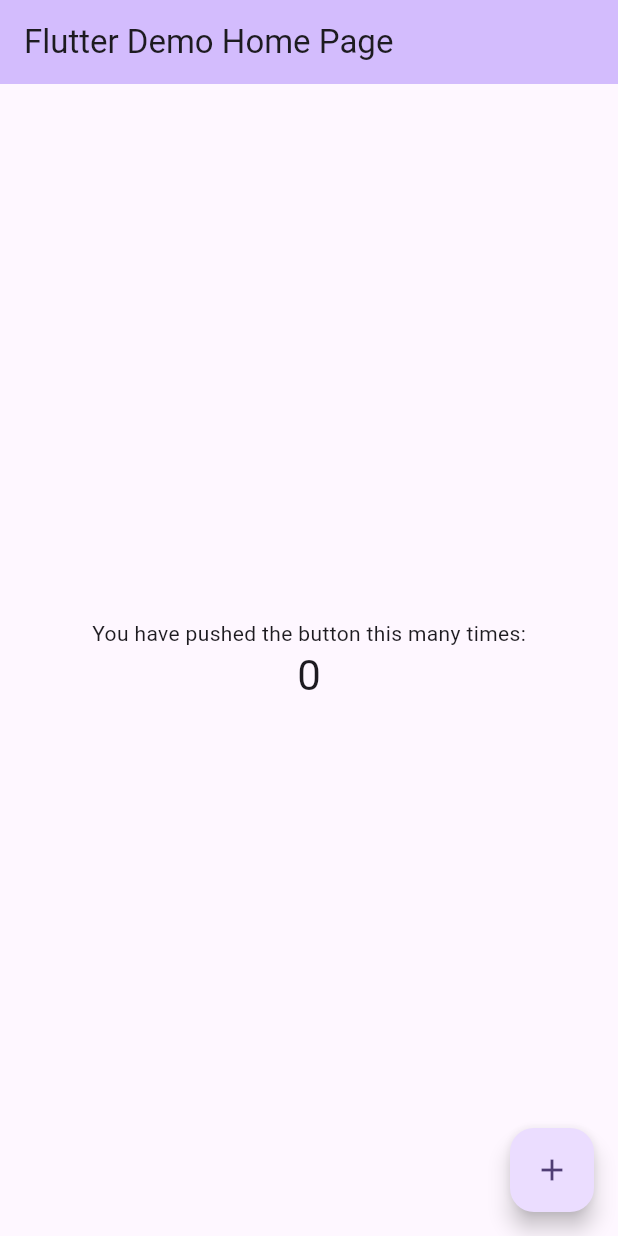
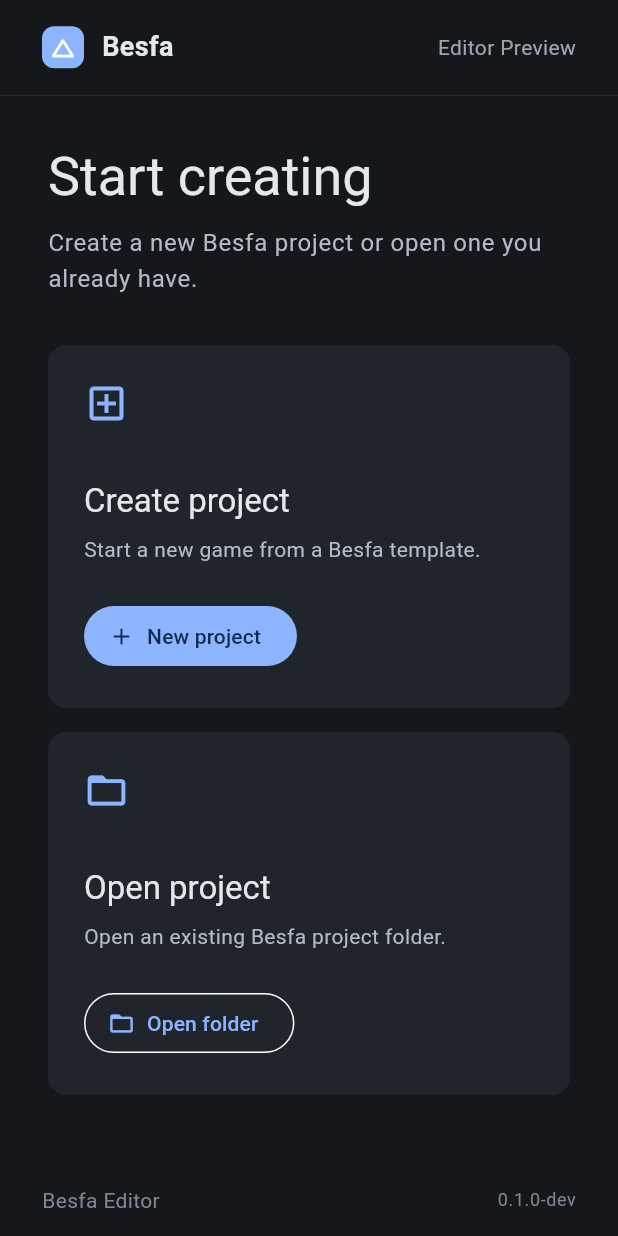
Before and after one commit to ski0090/besfa, a Flutter app: the screen it shows after launch, on a phone screen of 412 x 824 dp. Run offline on Flutter 3.47's test engine with Material 3 defaults, Android fonts, the phone set to English and light mode, and no system bars; missing offline and left inert: window_manager.

Commit message:
editor/ui: add hub ui for create/select project
사용자가 프로젝트를 선택할 수 있는 화면을 추가합니다.

```diff
--- /dev/null
+++ b/apps/editor_ui/lib/app/app.dart
@@ -0,0 +1,34 @@
+import 'package:flutter/material.dart';
+
+import 'package:editor_ui/pages/project_hub/ui/project_hub_page.dart';
+
+class BesfaEditorApp extends StatelessWidget {
+  const BesfaEditorApp({super.key});
+
+  @override
+  Widget build(BuildContext context) {
+    const colorScheme = ColorScheme.dark(
+      primary: Color(0xFF8CB4FF),
+      onPrimary: Color(0xFF10264C),
+      surface: Color(0xFF20242B),
+      onSurface: Color(0xFFE4E7EC),
+    );
+
+    return MaterialApp(
+      title: 'Besfa',
+      debugShowCheckedModeBanner: false,
+      theme: ThemeData(
+        useMaterial3: true,
+        brightness: Brightness.dark,
+        colorScheme: colorScheme,
+        scaffoldBackgroundColor: const Color(0xFF15171B),
+        cardTheme: const CardThemeData(
+          margin: EdgeInsets.zero,
+          elevation: 0,
+          color: Color(0xFF20242B),
+        ),
+      ),
+      home: const ProjectHubPage(),
+    );
+  }
+}
--- /dev/null
+++ b/apps/editor_ui/lib/app/window.dart
@@ -0,0 +1,19 @@
+import 'package:flutter/material.dart';
+import 'package:window_manager/window_manager.dart';
+
+Future<void> initializeEditorWindow() async {
+  WidgetsFlutterBinding.ensureInitialized();
+  await windowManager.ensureInitialized();
+
+  const windowOptions = WindowOptions(
+    title: 'Besfa Editor',
+    size: Size(1280, 800),
+    minimumSize: Size(900, 640),
+    center: true,
+  );
+
+  windowManager.waitUntilReadyToShow(windowOptions, () async {
+    await windowManager.show();
+    await windowManager.focus();
+  });
+}
--- a/apps/editor_ui/lib/main.dart
+++ b/apps/editor_ui/lib/main.dart
@@ -1,122 +1,9 @@
-import 'package:flutter/material.dart';
+import 'package:flutter/widgets.dart';
 
-void main() {
-  runApp(const MyApp());
+import 'package:editor_ui/app/app.dart';
+import 'package:editor_ui/app/window.dart';
+
+void main() async {
+  await initializeEditorWindow();
+  runApp(const BesfaEditorApp());
 }
-
-class MyApp extends StatelessWidget {
-  const MyApp({super.key});
-
-  // This widget is the root of your application.
-  @override
-  Widget build(BuildContext context) {
-    return MaterialApp(
-      title: 'Flutter Demo',
-      theme: ThemeData(
-        // This is the theme of your application.
-        //
-        // TRY THIS: Try running your application with "flutter run". You'll see
-        // the application has a purple toolbar. Then, without quitting the app,
-        // try changing the seedColor in the colorScheme below to Colors.green
-        // and then invoke "hot reload" (save your changes or press the "hot
-        // reload" button in a Flutter-supported IDE, or press "r" if you used
-        // the command line to start the app).
-        //
-        // Notice that the counter didn't reset back to zero; the application
-        // state is not lost during the reload. To reset the state, use hot
-        // restart instead.
-        //
-        // This works for code too, not just values: Most code changes can be
-        // tested with just a hot reload.
-        colorScheme: .fromSeed(seedColor: Colors.deepPurple),
-      ),
-      home: const MyHomePage(title: 'Flutter Demo Home Page'),
-    );
-  }
-}
-
-class MyHomePage extends StatefulWidget {
-  const MyHomePage({super.key, required this.title});
-
-  // This widget is the home page of your application. It is stateful, meaning
-  // that it has a State object (defined below) that contains fields that affect
-  // how it looks.
-
-  // This class is the configuration for the state. It holds the values (in this
-  // case the title) provided by the parent (in this case the App widget) and
-  // used by the build method of the State. Fields in a Widget subclass are
-  // always marked "final".
-
-  final String title;
-
-  @override
-  State<MyHomePage> createState() => _MyHomePageState();
-}
-
-class _MyHomePageState extends State<MyHomePage> {
-  int _counter = 0;
-
-  void _incrementCounter() {
-    setState(() {
-      // This call to setState tells the Flutter framework that something has
-      // changed in this State, which causes it to rerun the build method below
-      // so that the display can reflect the updated values. If we changed
-      // _counter without calling setState(), then the build method would not be
-      // called again, and so nothing would appear to happen.
-      _counter++;
-    });
-  }
-
-  @override
-  Widget build(BuildContext context) {
-    // This method is rerun every time setState is called, for instance as done
-    // by the _incrementCounter method above.
-    //
-    // The Flutter framework has been optimized to make rerunning build methods
-    // fast, so that you can just rebuild anything that needs updating rather
-    // than having to individually change instances of widgets.
-    return Scaffold(
-      appBar: AppBar(
-        // TRY THIS: Try changing the color here to a specific color (to
-        // Colors.amber, perhaps?) and trigger a hot reload to see the AppBar
-        // change color while the other colors stay the same.
-        backgroundColor: Theme.of(context).colorScheme.inversePrimary,
-        // Here we take the value from the MyHomePage object that was created by
-        // the App.build method, and use it to set our appbar title.
-        title: Text(widget.title),
-      ),
-      body: Center(
-        // Center is a layout widget. It takes a single child and positions it
-        // in the middle of the parent.
-        child: Column(
-          // Column is also a layout widget. It takes a list of children and
-          // arranges them vertically. By default, it sizes itself to fit its
-          // children horizontally, and tries to be as tall as its parent.
-          //
-          // Column has various properties to control how it sizes itself and
-          // how it positions its children. Here we use mainAxisAlignment to
-          // center the children vertically; the main axis here is the vertical
-          // axis because Columns are vertical (the cross axis would be
-          // horizontal).
-          //
-          // TRY THIS: Invoke "debug painting" (choose the "Toggle Debug Paint"
-          // action in the IDE, or press "p" in the console), to see the
-          // wireframe for each widget.
-          mainAxisAlignment: .center,
-          children: [
-            const Text('You have pushed the button this many times:'),
-            Text(
-              '$_counter',
-              style: Theme.of(context).textTheme.headlineMedium,
-            ),
-          ],
-        ),
-      ),
-      floatingActionButton: FloatingActionButton(
-        onPressed: _incrementCounter,
-        tooltip: 'Increment',
-        child: const Icon(Icons.add),
-      ),
-    );
-  }
-}
--- /dev/null
+++ b/apps/editor_ui/lib/pages/project_hub/ui/project_hub_page.dart
@@ -0,0 +1,236 @@
+import 'package:flutter/material.dart';
+
+class ProjectHubPage extends StatelessWidget {
+  const ProjectHubPage({super.key});
+
+  @override
+  Widget build(BuildContext context) {
+    return Scaffold(
+      body: SafeArea(
+        child: Column(
+          children: [
+            const _AppHeader(),
+            Expanded(
+              child: Center(
+                child: SingleChildScrollView(
+                  padding: const EdgeInsets.all(32),
+                  child: ConstrainedBox(
+                    constraints: const BoxConstraints(maxWidth: 920),
+                    child: const _ProjectHubContent(),
+                  ),
+                ),
+              ),
+            ),
+            const _Footer(),
+          ],
+        ),
+      ),
+    );
+  }
+}
+
+class _AppHeader extends StatelessWidget {
+  const _AppHeader();
+
+  @override
+  Widget build(BuildContext context) {
+    return Container(
+      height: 64,
+      padding: const EdgeInsets.symmetric(horizontal: 28),
+      decoration: BoxDecoration(
+        border: Border(
+          bottom: BorderSide(color: Colors.white.withValues(alpha: .08)),
+        ),
+      ),
+      child: const Row(
+        children: [
+          _BesfaMark(),
+          SizedBox(width: 12),
+          Text(
+            'Besfa',
+            style: TextStyle(fontSize: 18, fontWeight: FontWeight.w600),
+          ),
+          Spacer(),
+          Text('Editor Preview', style: TextStyle(color: Color(0xFF9DA6B5))),
+        ],
+      ),
+    );
+  }
+}
+
+class _BesfaMark extends StatelessWidget {
+  const _BesfaMark();
+
+  @override
+  Widget build(BuildContext context) {
+    return Container(
+      width: 28,
+      height: 28,
+      decoration: BoxDecoration(
+        color: Theme.of(context).colorScheme.primary,
+        borderRadius: BorderRadius.circular(8),
+      ),
+      child: const Icon(Icons.change_history_rounded, size: 19),
+    );
+  }
+}
+
+class _ProjectHubContent extends StatelessWidget {
+  const _ProjectHubContent();
+
+  @override
+  Widget build(BuildContext context) {
+    return Column(
+      crossAxisAlignment: CrossAxisAlignment.start,
+      children: [
+        Text('Start creating', style: Theme.of(context).textTheme.displaySmall),
+        const SizedBox(height: 10),
+        Text(
+          'Create a new Besfa project or open one you already have.',
+          style: Theme.of(
+            context,
+          ).textTheme.bodyLarge?.copyWith(color: const Color(0xFFB3BBC8)),
+        ),
+        const SizedBox(height: 32),
+        LayoutBuilder(
+          builder: (context, constraints) {
+            const children = [
+              Expanded(
+                child: _ProjectActionCard(
+                  icon: Icons.add_box_outlined,
+                  title: 'Create project',
+                  description: 'Start a new game from a Besfa template.',
+                  action: 'New project',
+                  emphasized: true,
+                ),
+              ),
+              SizedBox(width: 16, height: 16),
+              Expanded(
+                child: _ProjectActionCard(
+                  icon: Icons.folder_open_outlined,
+                  title: 'Open project',
+                  description: 'Open an existing Besfa project folder.',
+                  action: 'Open folder',
+                ),
+              ),
+            ];
+
+            return constraints.maxWidth < 680
+                ? const Column(
+                    crossAxisAlignment: CrossAxisAlignment.stretch,
+                    children: children,
+                  )
+                : const Row(children: children);
+          },
+        ),
+        const SizedBox(height: 48),
+        Text('Recent projects', style: Theme.of(context).textTheme.titleLarge),
+        const SizedBox(height: 16),
+        const _EmptyRecentProjects(),
+      ],
+    );
+  }
+}
+
+class _ProjectActionCard extends StatelessWidget {
+  const _ProjectActionCard({
+    required this.icon,
+    required this.title,
+    required this.description,
+    required this.action,
+    this.emphasized = false,
+  });
+
+  final IconData icon;
+  final String title;
+  final String description;
+  final String action;
+  final bool emphasized;
+
+  @override
+  Widget build(BuildContext context) {
+    final colors = Theme.of(context).colorScheme;
+
+    return Card(
+      child: Padding(
+        padding: const EdgeInsets.all(24),
+        child: Column(
+          crossAxisAlignment: CrossAxisAlignment.start,
+          children: [
+            Icon(icon, color: colors.primary, size: 30),
+            const SizedBox(height: 36),
+            Text(title, style: Theme.of(context).textTheme.titleLarge),
+            const SizedBox(height: 8),
+            Text(description, style: const TextStyle(color: Color(0xFFB3BBC8))),
+            const SizedBox(height: 24),
+            emphasized
+                ? FilledButton.icon(
+                    onPressed: () {},
+                    icon: const Icon(Icons.add),
+                    label: Text(action),
+                  )
+                : OutlinedButton.icon(
+                    onPressed: () {},
+                    icon: const Icon(Icons.folder_open_outlined),
+                    label: Text(action),
+                  ),
+          ],
+        ),
+      ),
+    );
+  }
+}
+
+class _EmptyRecentProjects extends StatelessWidget {
+  const _EmptyRecentProjects();
+
+  @override
+  Widget build(BuildContext context) {
+    return Container(
+      width: double.infinity,
+      padding: const EdgeInsets.symmetric(vertical: 46, horizontal: 24),
+      decoration: BoxDecoration(
+        border: Border.all(color: Colors.white.withValues(alpha: .1)),
+        borderRadius: BorderRadius.circular(12),
+      ),
+      child: const Column(
+        children: [
+          Icon(Icons.history_rounded, color: Color(0xFF7E8795), size: 28),
+          SizedBox(height: 12),
+          Text('No recent projects'),
+          SizedBox(height: 4),
+          Text(
+            'Projects you open will appear here.',
+            style: TextStyle(color: Color(0xFF9DA6B5)),
+          ),
+        ],
+      ),
+    );
+  }
+}
+
+class _Footer extends StatelessWidget {
+  const _Footer();
+
+  @override
+  Widget build(BuildContext context) {
+    return Padding(
+      padding: const EdgeInsets.symmetric(horizontal: 28, vertical: 14),
+      child: Row(
+        children: [
+          const Text(
+            'Besfa Editor',
+            style: TextStyle(color: Color(0xFF7E8795)),
+          ),
+          const Spacer(),
+          Text(
+            '0.1.0-dev',
+            style: Theme.of(
+              context,
+            ).textTheme.bodySmall?.copyWith(color: const Color(0xFF7E8795)),
+          ),
+        ],
+      ),
+    );
+  }
+}
--- a/apps/editor_ui/pubspec.yaml
+++ b/apps/editor_ui/pubspec.yaml
@@ -1,5 +1,5 @@
 name: editor_ui
-description: "A new Flutter project."
+description: "Flutter desktop UI for the Besfa editor."
 # The following line prevents the package from being accidentally published to
 # pub.dev using `flutter pub publish`. This is preferred for private packages.
 publish_to: 'none' # Remove this line if you wish to publish to pub.dev
@@ -30,6 +30,7 @@ environment:
 dependencies:
   flutter:
     sdk: flutter
+  window_manager: ^0.5.2
 
   # The following adds the Cupertino Icons font to your application.
   # Use with the CupertinoIcons class for iOS style icons.
```
Also changed, not shown: apps/editor_ui/pubspec.lock, 3 other files.
